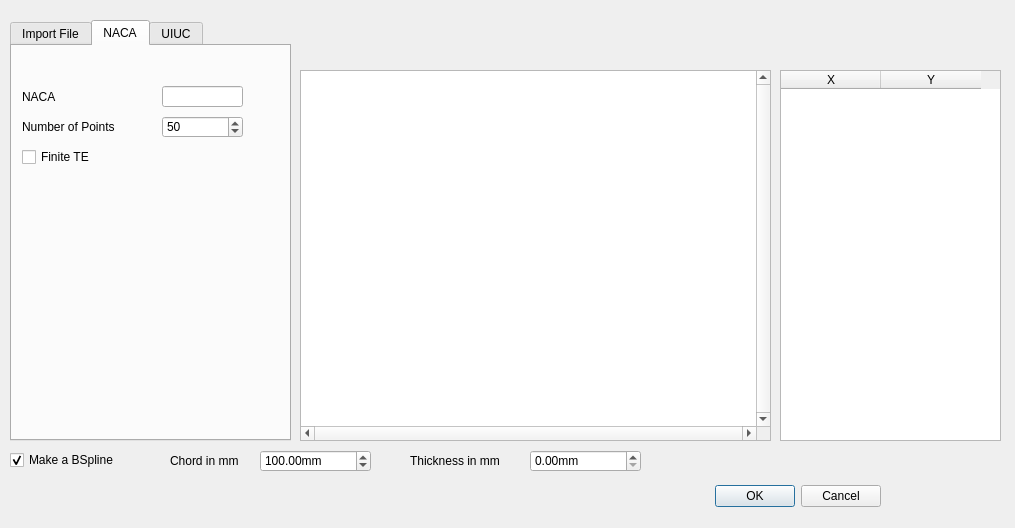
Before: the Qt Designer form resources/selectRibProfil.ui in FredsFactory/FreeCAD_AirPlaneDesign, drawn with Qt 5.
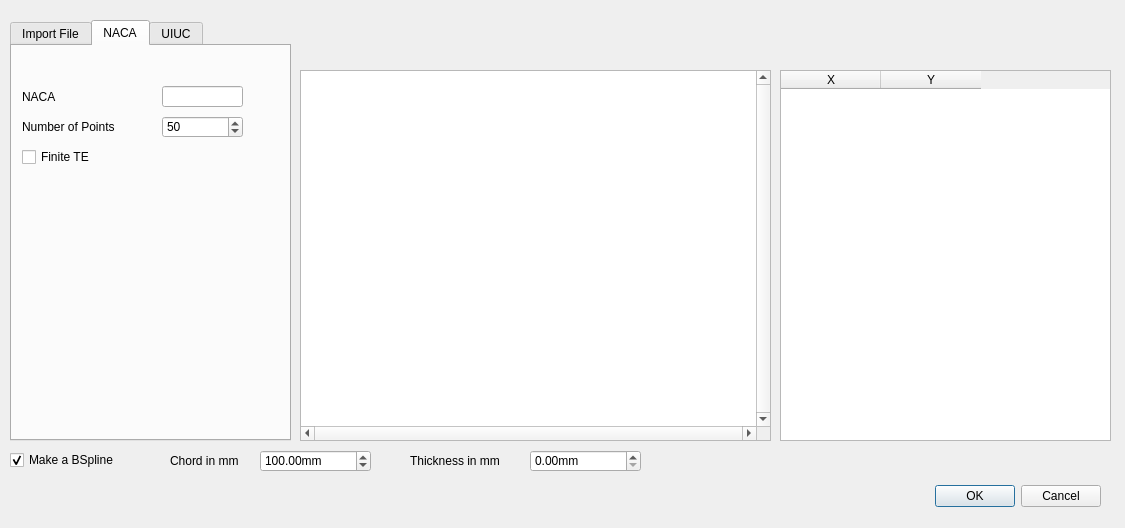
After: the same form once the commit is applied. The open tabs and pages were chosen to show the change.

What changed in the file:
```diff
--- a/resources/selectRibProfil.ui
+++ b/resources/selectRibProfil.ui
@@ -6,7 +6,7 @@
    <rect>
     <x>0</x>
     <y>0</y>
-    <width>1015</width>
+    <width>1125</width>
     <height>528</height>
    </rect>
   </property>
@@ -19,7 +19,7 @@
   <widget class="QDialogButtonBox" name="buttonBox">
    <property name="geometry">
     <rect>
-     <x>710</x>
+     <x>930</x>
      <y>480</y>
      <width>171</width>
      <height>32</height>
@@ -248,7 +248,7 @@
     <rect>
      <x>780</x>
      <y>70</y>
-     <width>221</width>
+     <width>331</width>
      <height>371</height>
     </rect>
    </property>
```
Left out of the diff: 2 changed lines with no effect on the pictures.
